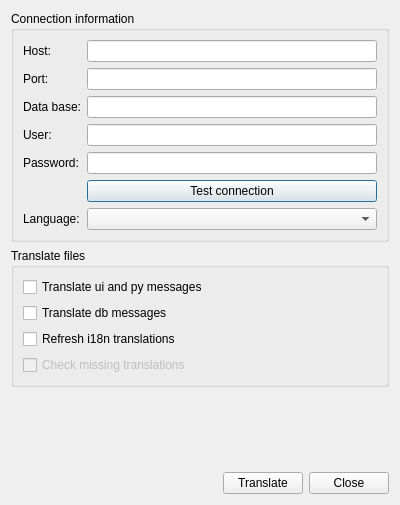
Above: core/ui/admin/admin_translation.ui from Giswater/giswater_qgis_plugin before the change. Below: the same form after it.
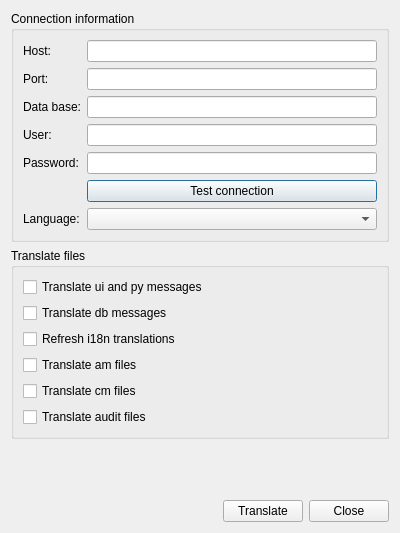
That is the form after the change.

Commit message: fix(i18n): Improve i18n_generator to work with other schemas and json columns from config_form_fields

Patch:
```diff
--- a/core/ui/admin/admin_translation.ui
+++ b/core/ui/admin/admin_translation.ui
@@ -7,7 +7,7 @@
     <x>0</x>
     <y>0</y>
     <width>400</width>
-    <height>505</height>
+    <height>533</height>
    </rect>
   </property>
   <property name="windowTitle">
@@ -103,23 +103,6 @@
       <string>Translate files</string>
      </property>
      <layout class="QGridLayout" name="gridLayout_3">
-      <item row="2" column="0">
-       <widget class="QCheckBox" name="chk_refresh_i18n">
-        <property name="text">
-         <string>Refresh i18n translations</string>
-        </property>
-       </widget>
-      </item>
-      <item row="3" column="0">
-       <widget class="QCheckBox" name="chk_missing_translations">
-        <property name="enabled">
-         <bool>false</bool>
-        </property>
-        <property name="text">
-         <string>Check missing translations </string>
-        </property>
-       </widget>
-      </item>
       <item row="1" column="0">
        <widget class="QCheckBox" name="chk_db_msg">
         <property name="text">
@@ -127,6 +110,20 @@
         </property>
        </widget>
       </item>
+      <item row="4" column="0">
+       <widget class="QCheckBox" name="chk_cm_files">
+        <property name="text">
+         <string>Translate cm files</string>
+        </property>
+       </widget>
+      </item>
+      <item row="3" column="0">
+       <widget class="QCheckBox" name="chk_am_files">
+        <property name="text">
+         <string>Translate am files</string>
+        </property>
+       </widget>
+      </item>
       <item row="0" column="0">
        <widget class="QCheckBox" name="chk_py_msg">
         <property name="text">
@@ -134,6 +131,20 @@
         </property>
        </widget>
       </item>
+      <item row="2" column="0">
+       <widget class="QCheckBox" name="chk_i18n_files">
+        <property name="text">
+         <string>Refresh i18n translations</string>
+        </property>
+       </widget>
+      </item>
+      <item row="5" column="0">
+       <widget class="QCheckBox" name="chk_audit_files">
+        <property name="text">
+         <string>Translate audit files</string>
+        </property>
+       </widget>
+      </item>
      </layout>
     </widget>
    </item>
```
Left out of the diff: 7 changed lines with no effect on the pictures. The commit also changes 1 other file.
